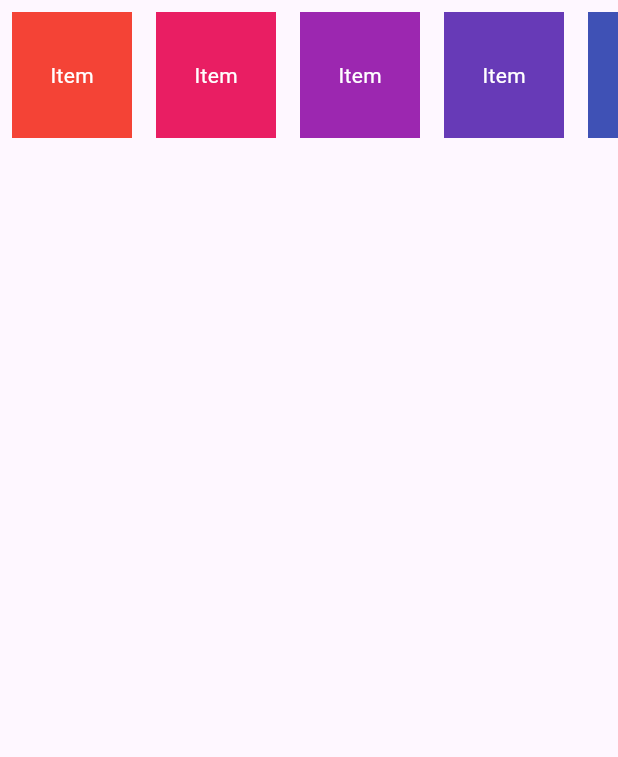
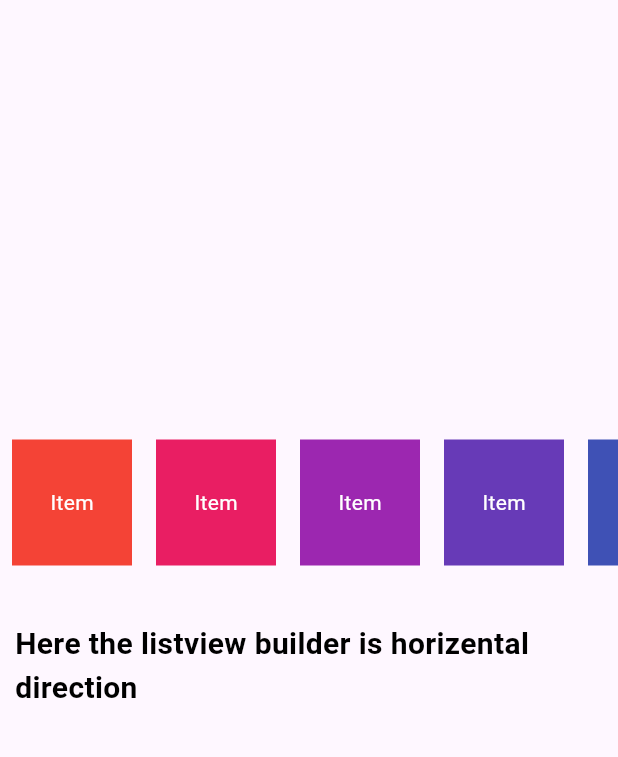
Before and after one commit to MuhammadAmirKhan-57/listview_example, a Flutter app: the screen it shows after launch, on a phone screen of 412 x 824 dp, the part 84-841 px from its top. Run offline on Flutter 3.47's test engine with Material 3 defaults, Android fonts, the phone set to English and light mode, and no system bars.

Commit message:
Listview Done

```diff
--- a/lib/horizental_listView.dart
+++ b/lib/horizental_listView.dart
@@ -11,7 +11,10 @@ class HorizentalListView extends StatelessWidget {
         title: const Text('ListView'),
         backgroundColor: Colors.indigo.shade200,
       ),
-      body: SizedBox(
+      body: Column(
+        mainAxisAlignment: MainAxisAlignment.center,
+        children: [
+          SizedBox(
             height: 100,
             child: ListView.builder(
               itemCount: 20,
@@ -23,15 +26,26 @@ class HorizentalListView extends StatelessWidget {
                   margin: const EdgeInsets.all(8),
                   color: Colors.primaries[i % Colors.primaries.length],
                   child: const Center(
-                child: Text(
-                  'Item',
-                  style: TextStyle(color: Colors.white),
-                ),
+                    child: Text('Item', style: TextStyle(color: Colors.white)),
                   ),
                 );
               },
             ),
           ),
+          SizedBox(height: 20),
+          Padding(
+            padding: const EdgeInsets.all(10.0),
+            child: Text(
+              'Here the listview builder is horizental direction',
+              style: TextStyle(
+                fontSize: 20,
+                color: Colors.black,
+                fontWeight: FontWeight.w600,
+                ),
+            ),
+          ),
+        ],
+      ),
     );
   }
 }
```
Lines whose indentation alone changed are shown as unchanged.
